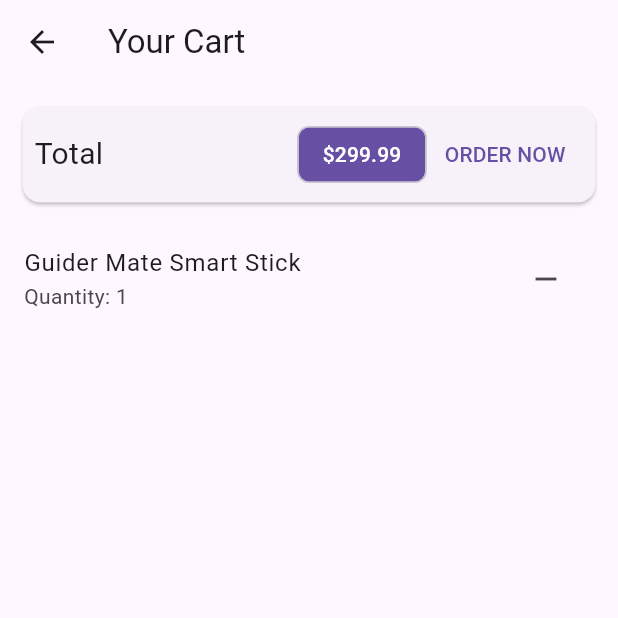
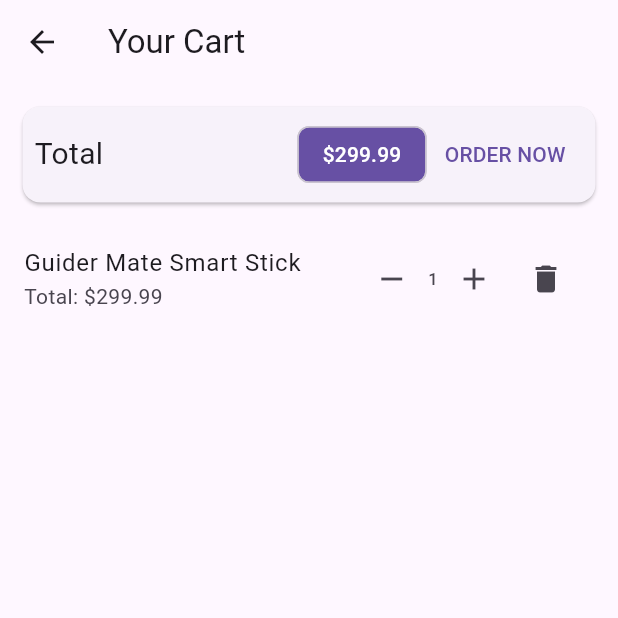
Before and after one commit to rawanrashad/cart_shopping_provider, a Flutter app: the screen it shows after launch, after a tap on the "add" icon, after a tap on the "shopping cart" icon, on a phone screen of 412 x 824 dp, the top half of it. Run offline on Flutter 3.47's test engine with Material 3 defaults, Android fonts, the phone set to English and light mode, and no system bars.

Commit message:
Added plus and minus buttons to CartScreen to adjust item quantities directly.

```diff
--- a/lib/screens/cart_screen.dart
+++ b/lib/screens/cart_screen.dart
@@ -22,7 +22,10 @@ class CartScreen extends StatelessWidget {
               child: Row(
                 mainAxisAlignment: MainAxisAlignment.spaceBetween,
                 children: [
-                  Text('Total', style: TextStyle(fontSize: 20)),
+                  Text(
+                    'Total',
+                    style: TextStyle(fontSize: 20),
+                  ),
                   Spacer(),
                   Chip(
                     label: Text(
@@ -46,14 +49,36 @@ class CartScreen extends StatelessWidget {
               itemCount: cart.items.length,
               itemBuilder: (ctx, index) {
                 final cartItem = cart.items.values.toList()[index];
+                final productId = cart.items.keys.toList()[index];
+
                 return ListTile(
                   title: Text(cartItem.title),
-                  subtitle: Text('Quantity: ${cartItem.quantity}'),
-                  trailing: IconButton(
-                    icon: Icon(Icons.remove),
-                    onPressed: () {
-                      cart.removeItem(cart.items.keys.toList()[index]);
-                    },
+                  subtitle: Text(
+                      'Total: \$${(cartItem.price * cartItem.quantity).toStringAsFixed(2)}'),
+                  trailing: Row(
+                    mainAxisSize: MainAxisSize.min,
+                    children: [
+                      IconButton(
+                        icon: Icon(Icons.remove),
+                        onPressed: () {
+                          cart.removeSingleItem(productId);
+                        },
+                      ),
+                      Text(cartItem.quantity.toString()),
+                      IconButton(
+                        icon: Icon(Icons.add),
+                        onPressed: () {
+                          cart.addItem(
+                              productId, cartItem.title, cartItem.price);
+                        },
+                      ),
+                      IconButton(
+                        icon: Icon(Icons.delete),
+                        onPressed: () {
+                          cart.removeItem(productId);
+                        },
+                      ),
+                    ],
                   ),
                 );
               },
```
